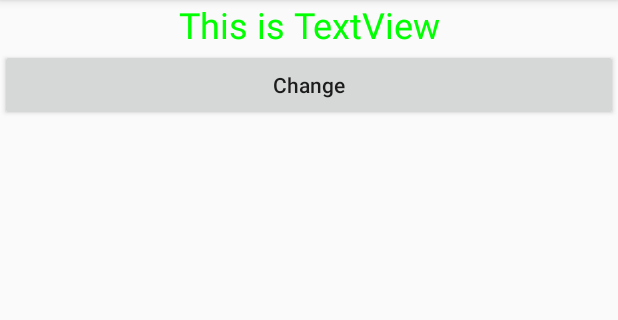
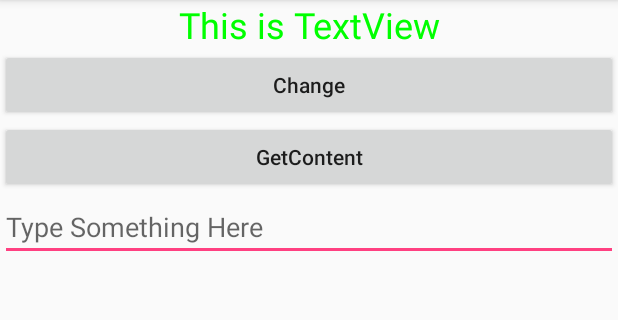
Before and after one commit to koffans/UIWidgetTest, an Android app: the screen it shows after launch (MainActivity), on a phone screen of 412 x 824 dp, the part 84-404 px from its top. Run offline under Robolectric (Android 15) with nearby library versions, the phone set to English and light mode, and no system bars.

Commit message:
Added EditText Control

```diff
--- a/app/src/main/java/com/example/kof/uiwidgettest/MainActivity.java
+++ b/app/src/main/java/com/example/kof/uiwidgettest/MainActivity.java
@@ -5,6 +5,7 @@ import android.os.Bundle;
 import android.util.Log;
 import android.view.View;
 import android.widget.Button;
+import android.widget.EditText;
 import android.widget.TextView;
 import android.widget.Toast;
 
@@ -16,6 +17,8 @@ public class MainActivity extends AppCompatActivity implements View.OnClickListe
         setContentView(R.layout.activity_main);
         Button buttonChange = (Button) findViewById(R.id.ButtonChange);
         buttonChange.setOnClickListener(this);
+        Button buttonGetContent = (Button) findViewById(R.id.ButtonGetContent);
+        buttonGetContent.setOnClickListener(this);
 
 //        Button buttonChange = (Button) findViewById(R.id.ButtonChange);
 //        buttonChange.setOnClickListener(new View.OnClickListener()
@@ -38,6 +41,9 @@ public class MainActivity extends AppCompatActivity implements View.OnClickListe
                 txt_Content.setText("chen");
 //                Toast.makeText(MainActivity.this,"Click!",Toast.LENGTH_SHORT).show();
                 break;
+            case R.id.ButtonGetContent:
+                EditText txtContent = (EditText) findViewById(R.id.Edit_Name);
+                Toast.makeText(MainActivity.this,txtContent.getText().toString(),Toast.LENGTH_SHORT).show();
             default:
                 break;
         }
--- a/app/src/main/res/layout/activity_main.xml
+++ b/app/src/main/res/layout/activity_main.xml
@@ -20,4 +20,20 @@
         android:text="Change"
         android:textAllCaps="false"
         />
+
+    <Button
+        android:layout_width="match_parent"
+        android:layout_height="wrap_content"
+        android:id="@+id/ButtonGetContent"
+        android:text="GetContent"
+        android:textAllCaps="false"
+        />
+
+    <EditText
+        android:layout_width="match_parent"
+        android:layout_height="wrap_content"
+        android:id="@+id/Edit_Name"
+        android:hint="Type Something Here"
+        android:maxLines="3"
+        />
 </LinearLayout>
```
